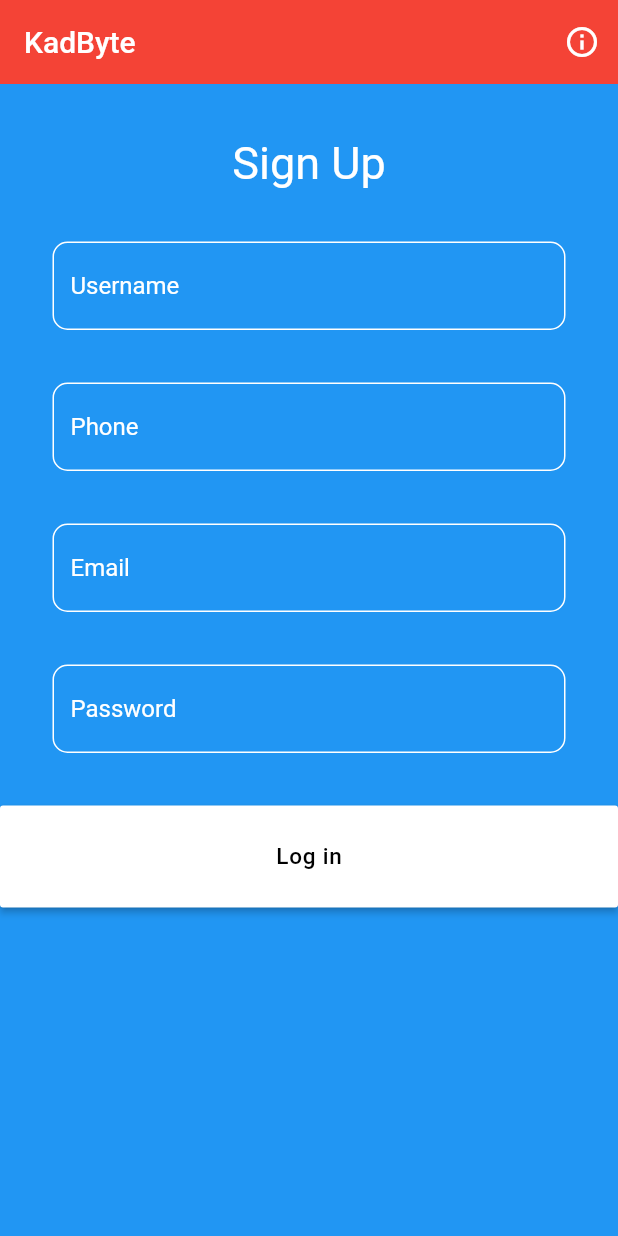
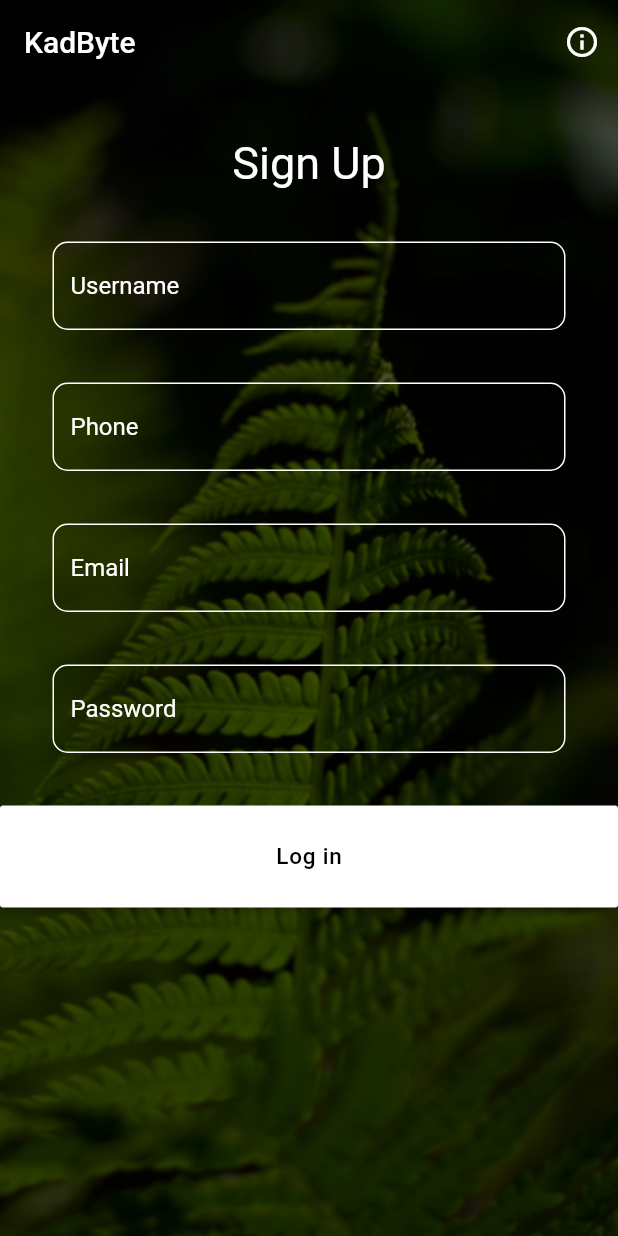
Before and after one commit to azarudeenpn/kadbyte, a Flutter app: the screen it shows after launch, after a tap on "Log in", on a phone screen of 412 x 824 dp. Run offline on Flutter 3.47's test engine with Material 2 defaults, Android fonts, the phone set to English and light mode, and no system bars.

Commit message:
hardcoded colors removed

```diff
--- a/lib/SignUpDetails.dart
+++ b/lib/SignUpDetails.dart
@@ -11,7 +11,6 @@ class SignUpDetails extends StatelessWidget {
         Scaffold.of(context).appBarMaxHeight;
     return Container(
         height: height,
-        color: Colors.blue,
         width: double.infinity,
         //margin: EdgeInsets.only(bottom: 50),
         child: SingleChildScrollView(
--- a/lib/signup.dart
+++ b/lib/signup.dart
@@ -2,9 +2,6 @@ import 'dart:ui';
 
 import 'package:flutter/material.dart';
 import 'package:flutter/rendering.dart';
-import 'package:kadbyte/RectangularButton.dart';
-import 'package:kadbyte/RoundTextbox.dart';
-import 'package:kadbyte/login_signup_selector.dart';
 
 import 'SignUpDetails.dart';
 
@@ -42,7 +39,6 @@ class SignUp extends StatelessWidget {
                 ),
               ),
               Container(
-                color: Colors.red,
                 alignment: Alignment.bottomCenter,
                 child: SignUpDetails(),
               ),
```
